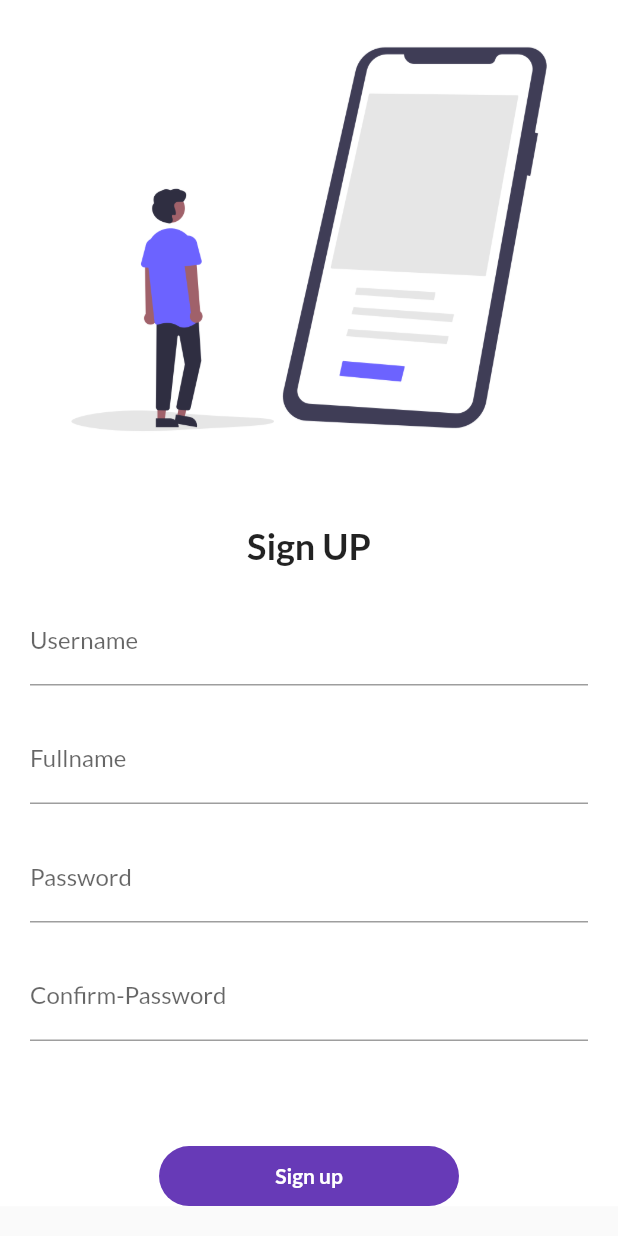
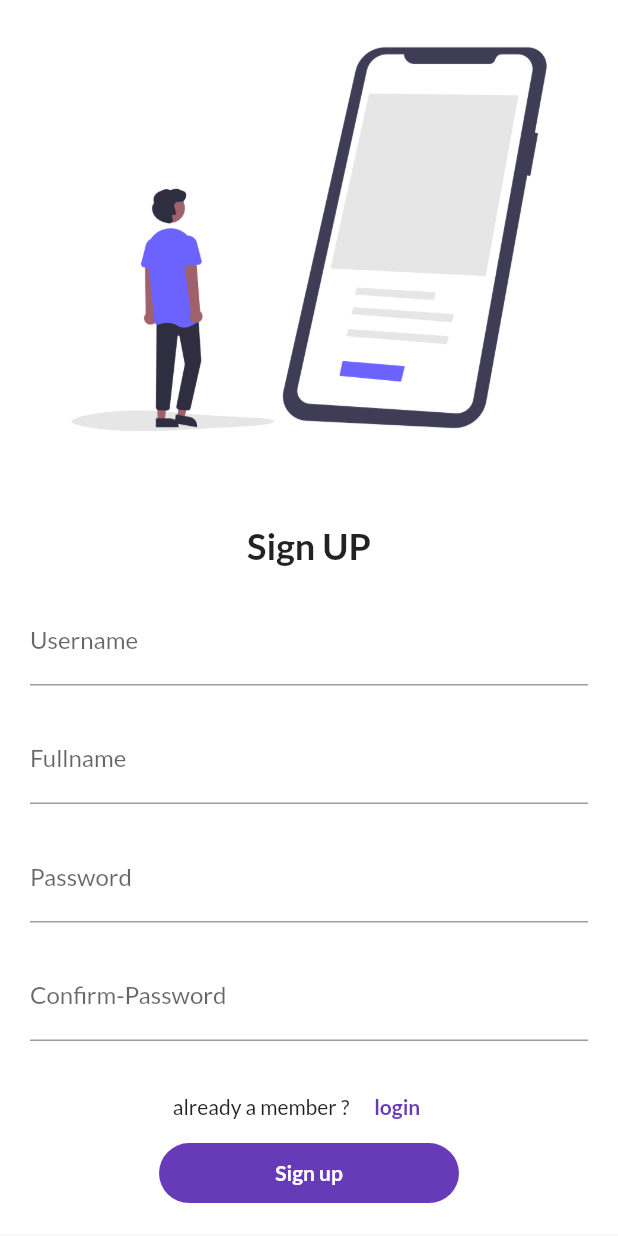
Before and after one commit to Aman-786/learnflutter, a Flutter app: the screen it shows after launch, on a phone screen of 412 x 824 dp. Run offline on Flutter 3.47's test engine with Material 2 defaults, Android fonts, the light colour scheme and no system bars; our stand-ins replace google_fonts.

Commit message:
minor changes in sign up page

```diff
--- a/lib/pages/signup.dart
+++ b/lib/pages/signup.dart
@@ -88,14 +88,31 @@ class _SignUpState extends State<SignUp> {
                 ),
               ),
 
-              const SizedBox(
-                height: 50,
+              // const SizedBox(
+              //   height: 50,
+              // ),
+              Row(
+                mainAxisAlignment: MainAxisAlignment.center,
+                children: [
+                  const Text("already a member ?"),
+                  TextButton(
+                    onPressed: () {
+                      Navigator.pushNamed(context, "/login");
+                    },
+                    child: const Text(
+                      "login",
+                      style: TextStyle(
+                        color: Colors.deepPurple,
+                        fontWeight: FontWeight.bold,
+                      ),
+                    ),
+                  ),
+                ],
               ),
-
               Center(
                 child: InkWell(
                   onTap: () {
-                    Navigator.pushNamed(context, "/login");
+                    Navigator.pushNamed(context, "/home");
                   },
                   child: Container(
                     width: 200,
@@ -114,7 +131,10 @@ class _SignUpState extends State<SignUp> {
                     ),
                   ),
                 ),
-              )
+              ),
+              const SizedBox(
+                height: 20,
+              ),
             ],
           ),
         ),
```
